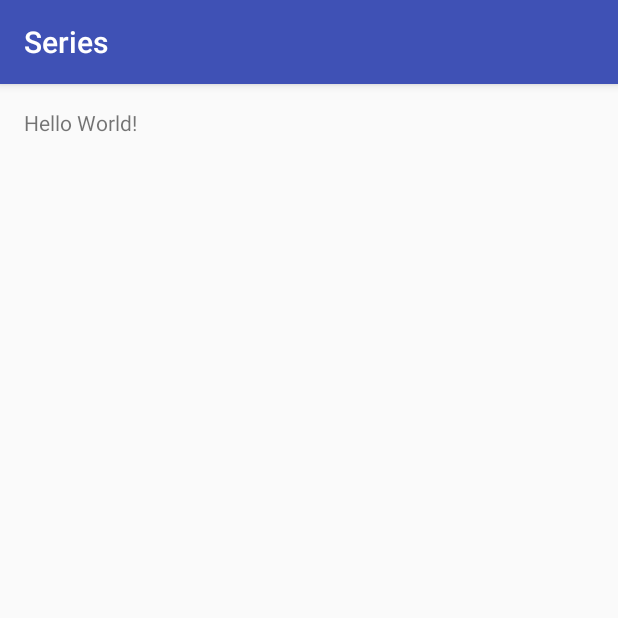
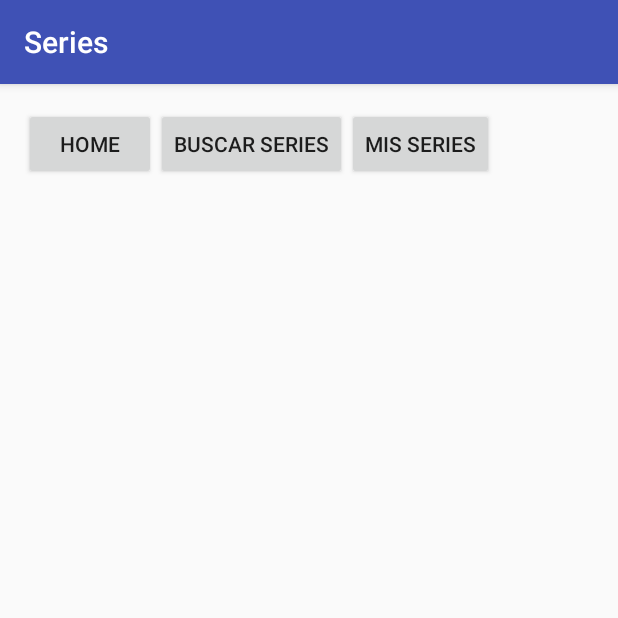
Before and after one commit to BrendaDilschneider/ProyectoSeries, an Android app: the screen it shows after launch (MainActivity), on a phone screen of 412 x 824 dp, the top half of it. Run offline under Robolectric (Android 15) with nearby library versions, the phone set to English and light mode, and no system bars.

Commit message:
Menu del principal

```diff
--- a/app/src/main/res/layout/activity_main.xml
+++ b/app/src/main/res/layout/activity_main.xml
@@ -11,8 +11,30 @@
     <!--android:background="#000540"-->
 
 
-    <TextView
+    <Button
         android:layout_width="wrap_content"
         android:layout_height="wrap_content"
-        android:text="Hello World!"/>
+        android:text="Home"
+        android:id="@+id/button"
+        android:layout_alignParentTop="true"
+        android:layout_alignParentLeft="true"
+        android:layout_alignParentStart="true" />
+
+    <Button
+        android:layout_width="wrap_content"
+        android:layout_height="wrap_content"
+        android:text="Buscar Series"
+        android:id="@+id/button2"
+        android:layout_alignBottom="@+id/button"
+        android:layout_toRightOf="@+id/button"
+        android:layout_toEndOf="@+id/button" />
+
+    <Button
+        android:layout_width="wrap_content"
+        android:layout_height="wrap_content"
+        android:text="Mis Series"
+        android:id="@+id/button3"
+        android:layout_alignParentTop="true"
+        android:layout_toRightOf="@+id/button2"
+        android:layout_toEndOf="@+id/button2" />
 </RelativeLayout>
```
